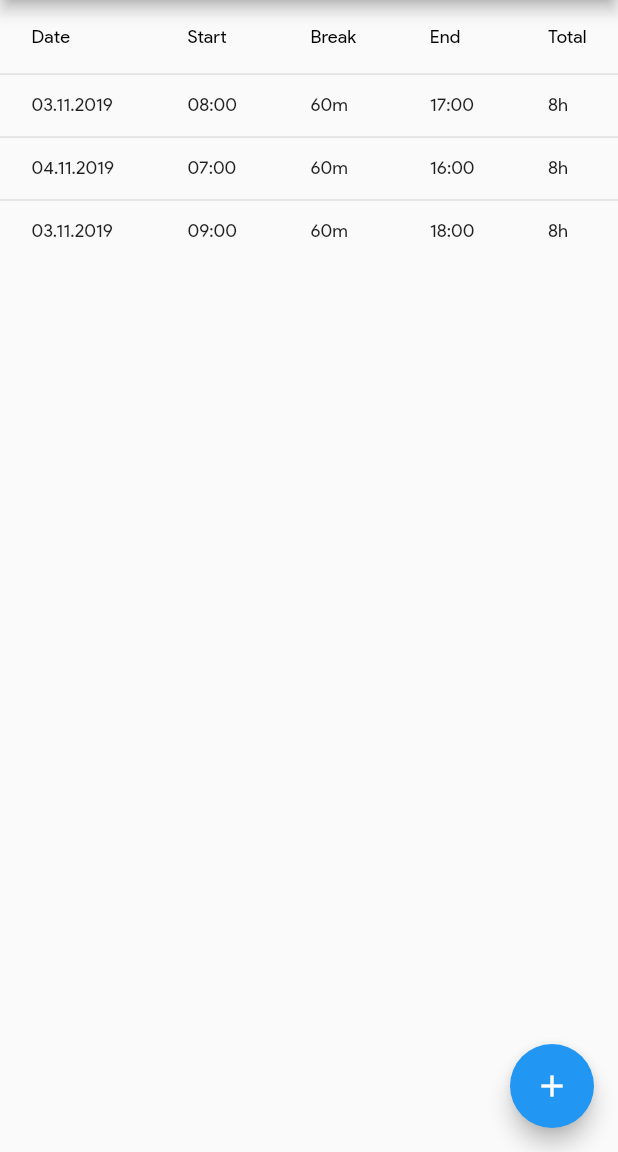
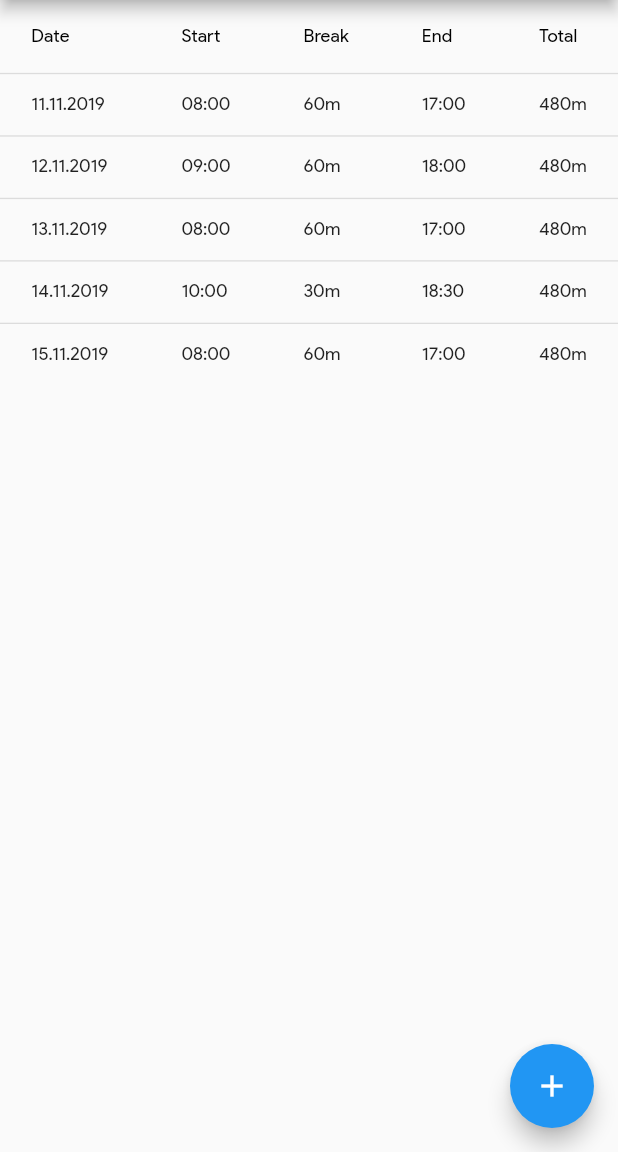
Before and after one commit to wwisser/worktracker, a Flutter app: the screen it shows after launch, on a phone screen of 412 x 824 dp, the part 84-1236 px from its top. Run offline on Flutter 3.47's test engine with Material 2 defaults, Android fonts, the phone set to English and light mode, and no system bars; generated files the repository leaves out were written again.

Commit message:
Add WorkRecordStorage

```diff
--- a/lib/main.dart
+++ b/lib/main.dart
@@ -1,5 +1,6 @@
 import 'package:flutter/material.dart';
 import 'package:worktracker/dialog.dart';
+import 'package:worktracker/storage.dart';
 import 'package:worktracker/table.dart';
 
 void main() => runApp(WorkTracker());
@@ -18,7 +19,7 @@ class WorkTracker extends StatelessWidget {
             appBar: AppBar(
               title: Text(TITLE),
             ),
-            body: TableView(),
+            body: TableView(WorkRecordStorage()),
             floatingActionButton: FloatingActionButton(
               onPressed: () => {
                 showDialog(
--- a/lib/record.dart
+++ b/lib/record.dart
@@ -16,6 +16,6 @@ class Record {
   Map<String, dynamic> toJson() => _$RecordToJson(this);
 
   int calcTotalMinutes() {
-    return this.start.difference(this.end).inMinutes - breakMinutes;
+    return this.end.difference(this.start).inMinutes - breakMinutes;
   }
 }
--- /dev/null
+++ b/lib/storage.dart
@@ -0,0 +1,23 @@
+import 'dart:collection';
+
+import 'package:worktracker/record.dart';
+
+class WorkRecordStorage {
+  Map<int, List<Record>> _recordsByMonth;
+
+  WorkRecordStorage() {
+    this._recordsByMonth = new HashMap();
+    this._recordsByMonth.putIfAbsent(11, () => [
+      Record(DateTime(2019, 11, 11, 8, 0), DateTime(2019, 11, 11, 17, 0), 60),
+      Record(DateTime(2019, 11, 12, 9, 0), DateTime(2019, 11, 12, 18, 0), 60),
+      Record(DateTime(2019, 11, 13, 8, 0), DateTime(2019, 11, 13, 17, 0), 60),
+      Record(DateTime(2019, 11, 14, 10, 0), DateTime(2019, 11, 14, 18, 30), 30),
+      Record(DateTime(2019, 11, 15, 8, 0), DateTime(2019, 11, 15, 17, 0), 60),
+    ]);
+  }
+
+  List<Record> getRecords(int month) {
+    return this._recordsByMonth[month];
+  }
+
+}
--- a/lib/table.dart
+++ b/lib/table.dart
@@ -1,12 +1,22 @@
 import 'package:flutter/material.dart';
 import 'package:flutter/widgets.dart';
+import 'package:intl/intl.dart';
+import 'package:worktracker/storage.dart';
 
 class TableView extends StatefulWidget {
+  WorkRecordStorage _storage;
+
+  TableView(this._storage);
+
   @override
-  TableViewState createState() => TableViewState();
+  TableViewState createState() => TableViewState(this._storage);
 }
 
 class TableViewState extends State<TableView> {
+  WorkRecordStorage _storage;
+
+  TableViewState(this._storage);
+
   @override
   Widget build(BuildContext context) {
     return FittedBox(
@@ -37,64 +47,28 @@ class TableViewState extends State<TableView> {
   }
 
   List<DataRow> _getDataRows() {
-    return <DataRow>[
-      DataRow(
-        cells: <DataCell>[
+    DateFormat hourFormat = DateFormat('HH:mm');
+
+    return this
+        ._storage
+        .getRecords(11)
+        .map((record) => DataRow(cells: <DataCell>[
               DataCell(
-            Text('03.11.2019'),
+                Text(DateFormat('dd.MM.yyyy').format(record.start)),
               ),
               DataCell(
-            Text('08:00'),
+                Text(hourFormat.format(record.start)),
               ),
               DataCell(
-            Text('60m'),
+                Text('${record.breakMinutes}m'),
               ),
               DataCell(
-            Text('17:00'),
+                Text(hourFormat.format(record.end)),
               ),
               DataCell(
-            Text('8h'),
+                Text('${record.calcTotalMinutes()}m'),
               )
-        ],
-      ),
-      DataRow(
-        cells: <DataCell>[
-          DataCell(
-            Text('04.11.2019'),
-          ),
-          DataCell(
-            Text('07:00'),
-          ),
-          DataCell(
-            Text('60m'),
-          ),
-          DataCell(
-            Text('16:00'),
-          ),
-          DataCell(
-            Text('8h'),
-          )
-        ],
-      ),
-      DataRow(
-        cells: <DataCell>[
-          DataCell(
-            Text('03.11.2019'),
-          ),
-          DataCell(
-            Text('09:00'),
-          ),
-          DataCell(
-            Text('60m'),
-          ),
-          DataCell(
-            Text('18:00'),
-          ),
-          DataCell(
-            Text('8h'),
-          )
-        ],
-      ),
-    ];
+            ]))
+        .toList();
   }
 }
```
Lines whose indentation alone changed are shown as unchanged.
